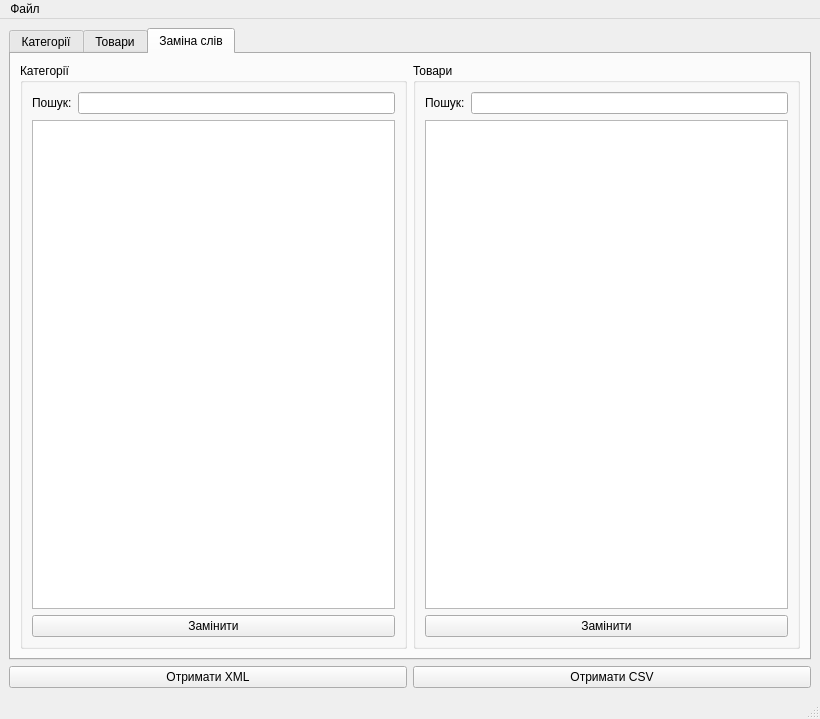
Qt form mainwindow.ui (coolrich/xml-feed-editor) before a commit.
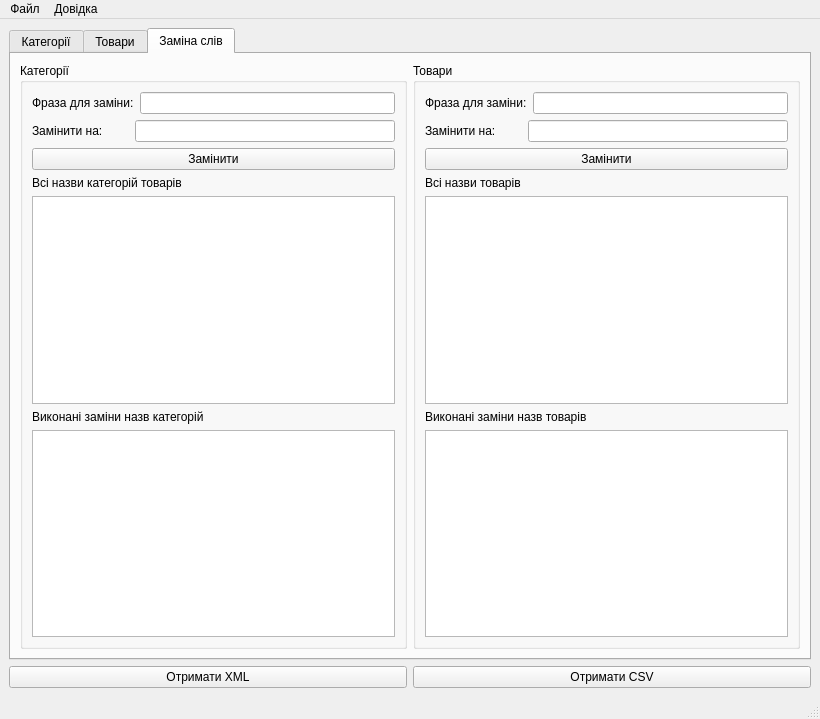
The same form after that commit. The open tabs and pages were chosen to show the change.

What changed in the file:
```diff
--- a/mainwindow.ui
+++ b/mainwindow.ui
@@ -515,30 +515,74 @@
                      <item>
                       <widget class="QLabel" name="label_10">
                        <property name="text">
-                        <string>Пошук:</string>
+                        <string>Фраза для заміни:</string>
                        </property>
                       </widget>
                      </item>
                      <item>
-                      <widget class="QLineEdit" name="search_product_line_edit_2"/>
+                      <widget class="QLineEdit" name="search_category_for_replace_line_edit">
+                       <property name="maximumSize">
+                        <size>
+                         <width>260</width>
+                         <height>16777215</height>
+                        </size>
+                       </property>
+                      </widget>
                      </item>
                     </layout>
                    </item>
                    <item>
-                    <widget class="QListView" name="listView"/>
+                    <layout class="QHBoxLayout" name="horizontalLayout_20">
+                     <item>
+                      <widget class="QLabel" name="label">
+                       <property name="text">
+                        <string>Замінити на:</string>
+                       </property>
+                      </widget>
+                     </item>
+                     <item>
+                      <widget class="QLineEdit" name="replace_category_name_line_edit">
+                       <property name="maximumSize">
+                        <size>
+                         <width>260</width>
+                         <height>16777215</height>
+                        </size>
+                       </property>
+                      </widget>
+                     </item>
+                    </layout>
+                   </item>
+                   <item>
+                    <widget class="QPushButton" name="replace_category_name_push_button">
+                     <property name="text">
+                      <string>Замінити</string>
+                     </property>
+                    </widget>
+                   </item>
+                   <item>
+                    <widget class="QLabel" name="label_9">
+                     <property name="text">
+                      <string>Всі назви категорій товарів</string>
+                     </property>
+                    </widget>
+                   </item>
+                   <item>
+                    <widget class="QTableView" name="input_category_names_table_view"/>
+                   </item>
+                   <item>
+                    <widget class="QLabel" name="label_14">
+                     <property name="text">
+                      <string>Виконані заміни назв категорій</string>
+                     </property>
+                    </widget>
+                   </item>
+                   <item>
+                    <widget class="QTableView" name="output_category_names_table_view"/>
                    </item>
                   </layout>
                  </item>
                  <item>
-                  <layout class="QHBoxLayout" name="horizontalLayout_17">
-                   <item>
-                    <widget class="QPushButton" name="pushButton">
-                     <property name="text">
-                      <string>Замінити</string>
-                     </property>
-                    </widget>
-                   </item>
-                  </layout>
+                  <layout class="QHBoxLayout" name="horizontalLayout_17"/>
                  </item>
                 </layout>
                </item>
@@ -560,30 +604,74 @@
                      <item>
                       <widget class="QLabel" name="label_11">
                        <property name="text">
-                        <string>Пошук:</string>
+                        <string>Фраза для заміни:</string>
                        </property>
                       </widget>
                      </item>
                      <item>
-                      <widget class="QLineEdit" name="search_product_line_edit_3"/>
+                      <widget class="QLineEdit" name="search_product_for_replace_line_edit">
+                       <property name="maximumSize">
+                        <size>
+                         <width>260</width>
+                         <height>16777215</height>
+                        </size>
+                       </property>
+                      </widget>
                      </item>
                     </layout>
                    </item>
                    <item>
-                    <widget class="QListView" name="listView_2"/>
+                    <layout class="QHBoxLayout" name="horizontalLayout_21">
+                     <item>
+                      <widget class="QLabel" name="label_2">
+                       <property name="text">
+                        <string>Замінити на:</string>
+                       </property>
+                      </widget>
+                     </item>
+                     <item>
+                      <widget class="QLineEdit" name="replace_product_name_line_edit">
+                       <property name="maximumSize">
+                        <size>
+                         <width>260</width>
+                         <height>16777215</height>
+                        </size>
+                       </property>
+                      </widget>
+                     </item>
+                    </layout>
+                   </item>
+                   <item>
+                    <widget class="QPushButton" name="replace_product_name_push_button">
+                     <property name="text">
+                      <string>Замінити</string>
+                     </property>
+                    </widget>
+                   </item>
+                   <item>
+                    <widget class="QLabel" name="label_15">
+                     <property name="text">
+                      <string>Всі назви товарів</string>
+                     </property>
+                    </widget>
+                   </item>
+                   <item>
+                    <widget class="QTableView" name="input_product_names_table_view"/>
+                   </item>
+                   <item>
+                    <widget class="QLabel" name="label_16">
+                     <property name="text">
+                      <string>Виконані заміни назв товарів</string>
+                     </property>
+                    </widget>
+                   </item>
+                   <item>
+                    <widget class="QTableView" name="output_product_names_table_view"/>
                    </item>
                   </layout>
                  </item>
                  <item>
-                  <layout class="QHBoxLayout" name="horizontalLayout_18">
-                   <item>
-                    <widget class="QPushButton" name="pushButton_11">
-                     <property name="text">
-                      <string>Замінити</string>
-                     </property>
-                    </widget>
-                   </item>
-                  </layout>
+                  <layout class="QHBoxLayout" name="horizontalLayout_18"/>
                  </item>
                 </layout>
                </item>
@@ -636,7 +724,14 @@
     <addaction name="action_2"/>
     <addaction name="exit_action"/>
    </widget>
+   <widget class="QMenu" name="menu_2">
+    <property name="title">
+     <string>Довідка</string>
+    </property>
+    <addaction name="action_about_qt"/>
+   </widget>
    <addaction name="menu"/>
+   <addaction name="menu_2"/>
   </widget>
   <widget class="QStatusBar" name="statusbar"/>
   <action name="open_action">
```
Left out of the diff: 35 changed lines with no effect on the pictures.
